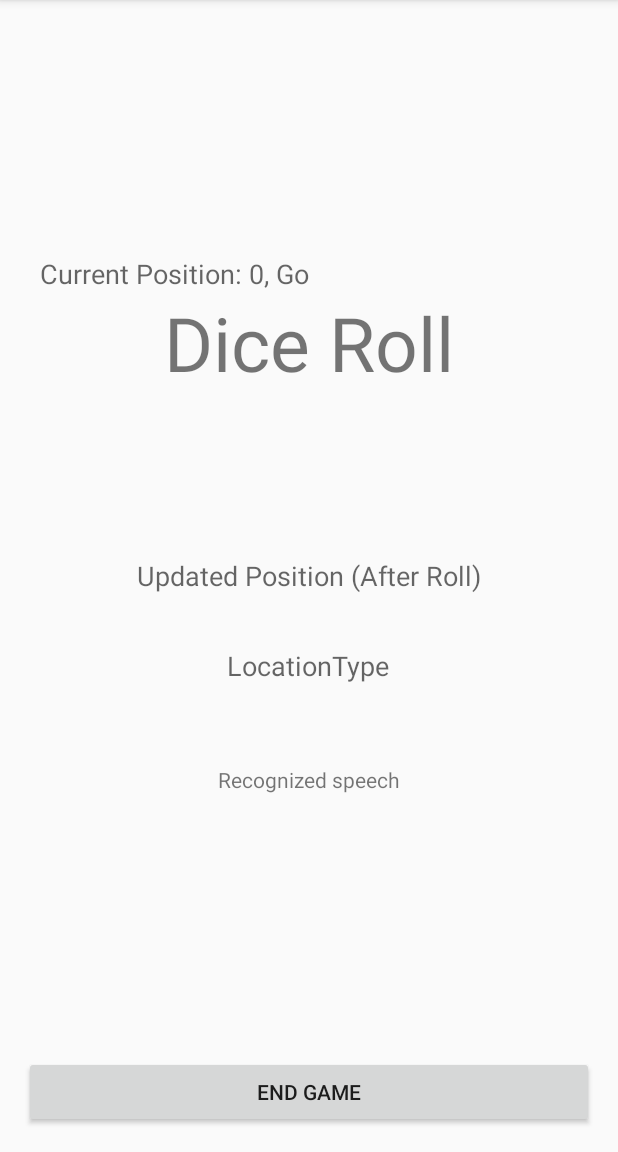
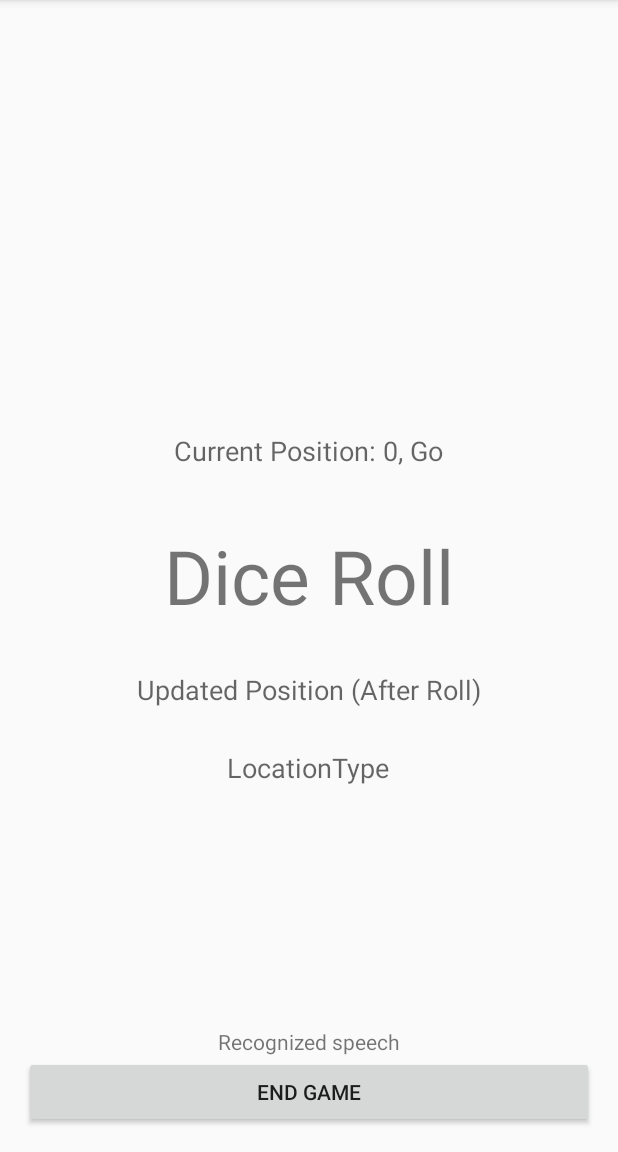
Before and after one commit to caseylouisee/Android_Arduino_Monopoly, an Android app: the GamePlay screen opened directly, with no data from a screen before it, on a phone screen of 412 x 824 dp, the part 84-1236 px from its top. Run offline under Robolectric (Android 15) with nearby library versions, the phone set to English and light mode, and no system bars; libraries missing offline, so code that uses them is left out: us.dicepl.android; 12 statements that could not run were skipped.

Commit message:
Layout altered, speech recognition and feedback works again

```diff
--- a/app/src/main/AndroidManifest.xml
+++ b/app/src/main/AndroidManifest.xml
@@ -4,7 +4,9 @@
 
     <uses-permission android:name="android.permission.BLUETOOTH_ADMIN"/>
     <uses-permission android:name="android.permission.BLUETOOTH"/>
-    <uses-permission android:name="android.permission.RECORD_AUDIO"></uses-permission>
+    <uses-permission android:name="android.permission.RECORD_AUDIO"/>
+    <uses-permission android:name="android.permission.INTERNET" />
+    <uses-permission android:name="android.permission.INTERACT_ACROSS_USERS"/>
 
     <application
         android:allowBackup="true"
--- a/app/src/main/res/layout/activity_game_play.xml
+++ b/app/src/main/res/layout/activity_game_play.xml
@@ -33,17 +33,16 @@
         android:textAppearance="?android:attr/textAppearanceMedium"
         android:text="Current Position"
         android:id="@+id/currentPosition"
-        android:layout_marginTop="36dp"
-        android:layout_below="@+id/funds"
-        android:layout_alignRight="@+id/player"
-        android:layout_alignEnd="@+id/player" />
+        android:layout_above="@+id/rollResult"
+        android:layout_centerHorizontal="true"
+        android:layout_marginBottom="37dp" />
 
     <TextView android:text="Dice Roll"
         android:layout_width="wrap_content"
         android:layout_height="wrap_content"
         android:id="@+id/rollResult"
         android:textSize="50sp"
-        android:layout_below="@+id/currentPosition"
+        android:layout_centerVertical="true"
         android:layout_centerHorizontal="true" />
 
     <TextView
@@ -52,7 +51,8 @@
         android:textAppearance="?android:attr/textAppearanceMedium"
         android:text="Updated Position (After Roll)"
         android:id="@+id/updatedPosition"
-        android:layout_centerVertical="true"
+        android:layout_marginTop="30dp"
+        android:layout_below="@+id/rollResult"
         android:layout_centerHorizontal="true" />
 
     <TextView
@@ -61,9 +61,9 @@
         android:textAppearance="?android:attr/textAppearanceMedium"
         android:text="LocationType"
         android:id="@+id/locationType"
-        android:layout_marginTop="35dp"
         android:layout_below="@+id/updatedPosition"
-        android:layout_centerHorizontal="true" />
+        android:layout_centerHorizontal="true"
+        android:layout_marginTop="27dp" />
 
     <TextView
         android:layout_width="wrap_content"
@@ -71,9 +71,8 @@
         android:textAppearance="?android:attr/textAppearanceSmall"
         android:text="Recognized speech"
         android:id="@+id/recognizedSpeech"
-        android:layout_below="@+id/locationType"
-        android:layout_centerHorizontal="true"
-        android:layout_marginTop="54dp" />
+        android:layout_above="@+id/btnEnd"
+        android:layout_centerHorizontal="true" />
 
     <TextView
         android:layout_width="wrap_content"
--- a/app/src/main/res/layout/activity_main.xml
+++ b/app/src/main/res/layout/activity_main.xml
@@ -107,6 +107,7 @@
         android:layout_alignParentRight="true"
         android:layout_alignParentEnd="true"
         android:layout_alignParentLeft="true"
-        android:layout_alignParentStart="true" />
+        android:layout_alignParentStart="true"
+        android:textSize="20dp" />
 
 </RelativeLayout>
```
Also changed, not shown: app/src/main/java/caseylouisee/arduinomonopoly/GamePlay.java (+18 -19 lines).
